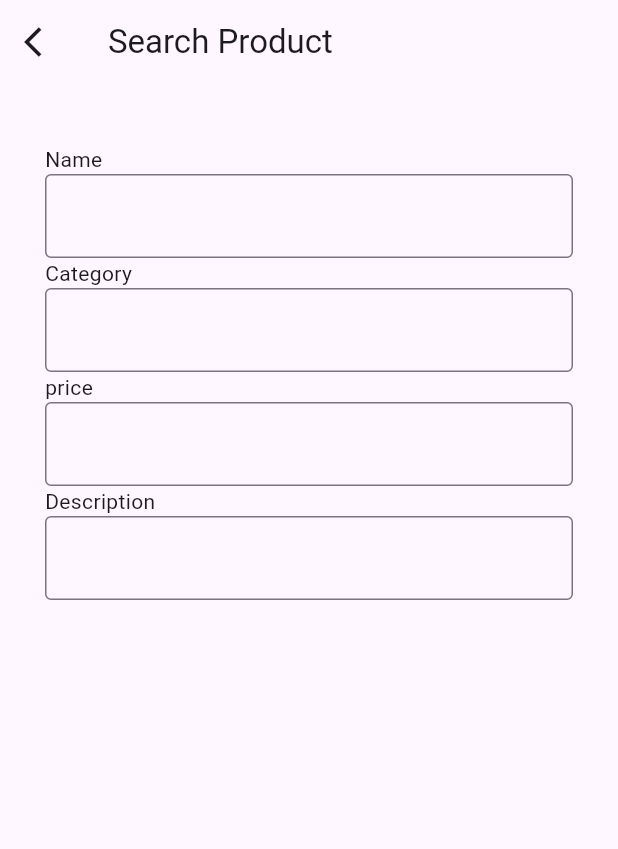
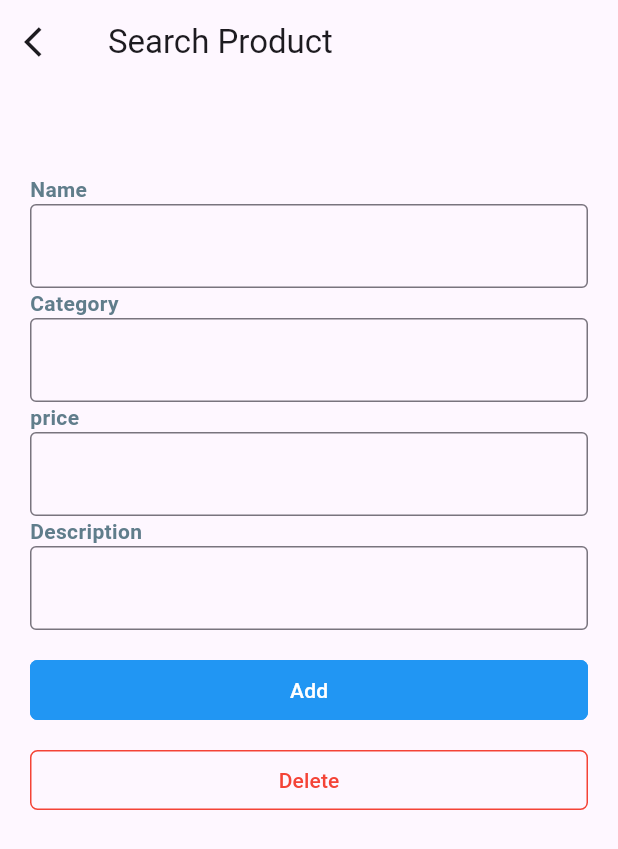
Before and after one commit to michael-099/A2SV-project-phase-mobile-tasks, a Flutter app: the screen it shows after launch, on a phone screen of 412 x 824 dp. Shown: the top 849 px of the screen. Run offline on Flutter 3.47's test engine with Material 3 defaults, Android fonts, the phone set to English and light mode, and no system bars.

Commit message:
buttons for the dicription page

```diff
--- a/ecommerce_app/lib/screens/add_product_page.dart
+++ b/ecommerce_app/lib/screens/add_product_page.dart
@@ -1,6 +1,6 @@
 import 'package:flutter/material.dart';
+import 'package:flutter/rendering.dart';
 import 'package:flutter/widgets.dart';
-
 
 import '../widgets/custom_text_field.dart';
 
@@ -17,7 +17,6 @@ class _AddProductPageState extends State<AddProductPage> {
   final TextEditingController _priceController = TextEditingController();
   final TextEditingController _descriptionController = TextEditingController();
 
-
   @override
   Widget build(BuildContext context) {
     return MaterialApp(
@@ -26,18 +25,77 @@ class _AddProductPageState extends State<AddProductPage> {
           leading: const Icon(Icons.arrow_back_ios),
           title: const Text("Search Product"),
         ),
-        body: Form(
+        body: Padding(
+          padding: const EdgeInsets.all(20.0),
+          child: Form(
             child: Column(
               children: [
                 const SizedBox(
                   height: 40,
                 ),
-              CustomTextField(label: "Name",controller:_nameController ,maxLines: 1,minLines: 1,),
-              CustomTextField(label: "Category",controller:_categoryController ,maxLines: 1,minLines: 1,),
-              CustomTextField(label: "price",controller:_priceController ,maxLines: 1,minLines: 1,),
-              CustomTextField(label: "Description",controller:_descriptionController ,maxLines: 5,minLines: 1,),
-
+                CustomTextField(
+                  label: "Name",
+                  controller: _nameController,
+                  maxLines: 1,
+                  minLines: 1,
+                ),
+                CustomTextField(
+                  label: "Category",
+                  controller: _categoryController,
+                  maxLines: 1,
+                  minLines: 1,
+                ),
+                CustomTextField(
+                  label: "price",
+                  controller: _priceController,
+                  maxLines: 1,
+                  minLines: 1,
+                ),
+                CustomTextField(
+                  label: "Description",
+                  controller: _descriptionController,
+                  maxLines: 5,
+                  minLines: 1,
+                ),
+                const SizedBox(
+                  height: 20,
+                ),
+                SizedBox(
+                  height: 40,
+                  width: double.infinity,
+                  child: FilledButton(
+                    onPressed: () {},
+                    child: const Text("Add"),
+                    style: FilledButton.styleFrom(
+                      side: const BorderSide(color: Colors.blue),
+                      foregroundColor: Colors.white,
+                      backgroundColor: Colors.blue,
+                      shape: RoundedRectangleBorder(
+                        borderRadius: BorderRadius.circular(5.0),
+                      ),
+                    ),
+                  ),
+                ),
+                const SizedBox(
+                  height: 20,
+                ),
+                SizedBox(
+                  height: 40,
+                  width: double.infinity,
+                  child: OutlinedButton(
+                    onPressed: () {},
+                    child: const Text("Delete"),
+                    style: OutlinedButton.styleFrom(
+                      side: const BorderSide(color: Colors.red),
+                      foregroundColor: Colors.red,
+                      shape: RoundedRectangleBorder(
+                        borderRadius: BorderRadius.circular(5.0),
+                      ),
+                    ),
+                  ),
+                ),
               ],
+            ),
           ),
         ),
       ),
--- a/ecommerce_app/lib/widgets/custom_text_field.dart
+++ b/ecommerce_app/lib/widgets/custom_text_field.dart
@@ -1,4 +1,5 @@
 import 'package:flutter/material.dart';
+import 'package:flutter/painting.dart';
 
 class CustomTextField extends StatefulWidget {
   final String label;
@@ -20,13 +21,17 @@ class CustomTextField extends StatefulWidget {
 class _CustomTextFieldState extends State<CustomTextField> {
   @override
   Widget build(BuildContext context) {
-    return Padding(
-      padding: const EdgeInsets.symmetric(horizontal: 30.0),
-      child: Column(
+    return Column(
       children: [
         Align(
           alignment: Alignment.topLeft,
-            child: Text(widget.label),
+          child: Text(
+            widget.label,
+            style: const TextStyle(
+              fontWeight: FontWeight.bold,
+              color: Colors.blueGrey,
+            ),
+          ),
         ),
         TextField(
           minLines: widget.minLines,
@@ -40,7 +45,6 @@ class _CustomTextFieldState extends State<CustomTextField> {
           style: const TextStyle(),
         ),
       ],
-      ),
     );
   }
 }
```
Lines whose indentation alone changed are shown as unchanged.
